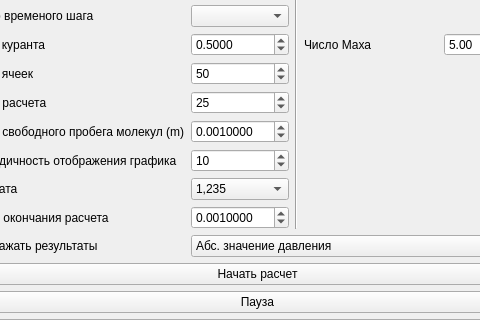
aspexs/FVMNS, file widget.ui: the form before one commit; both pictures show x 593 to 1073 and y 161 to 481 of the 1155 by 866 pixel window.
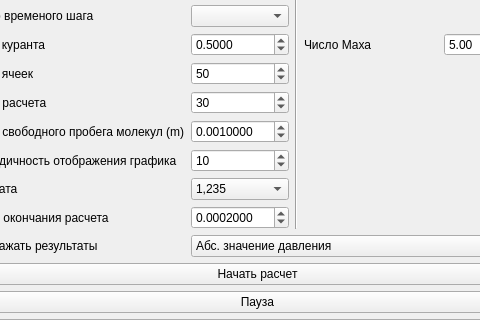
The form after the commit.

Patch:
```diff
--- a/widget.ui
+++ b/widget.ui
@@ -115,7 +115,7 @@
       <number>1000</number>
      </property>
      <property name="value">
-      <number>25</number>
+      <number>30</number>
      </property>
     </widget>
    </item>
@@ -128,7 +128,7 @@
       <double>0.001000000000000</double>
      </property>
      <property name="value">
-      <double>0.001000000000000</double>
+      <double>0.000200000000000</double>
      </property>
     </widget>
    </item>
```
Left out of the diff: 5 changed lines with no effect on the pictures.
